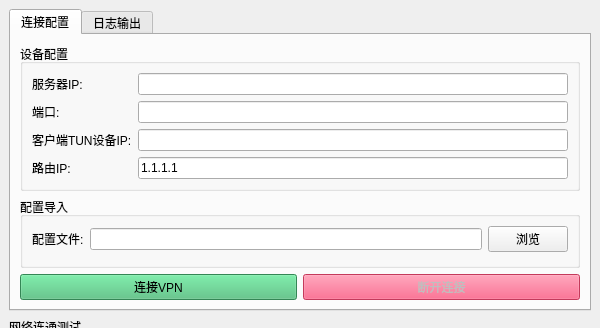
Qt form Projects/VPNClient/mainwindow.ui (Dahyunnist/Personal-VPN) before a commit; both pictures show x 0 to 600 and y 0 to 328 of the 600 by 650 pixel window.
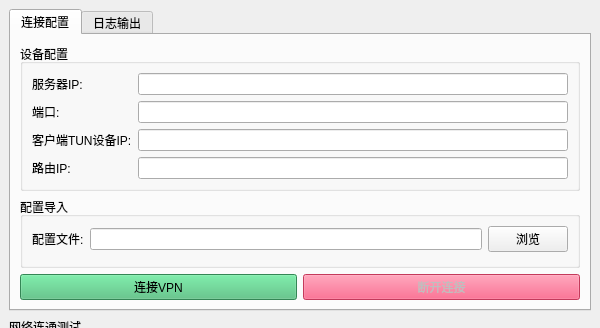
The same form after that commit.

Diff of the .ui file:
```diff
--- a/Projects/VPNClient/mainwindow.ui
+++ b/Projects/VPNClient/mainwindow.ui
@@ -83,7 +83,7 @@
            <item row="3" column="1">
             <widget class="QLineEdit" name="routeIp">
              <property name="text">
-              <string>1.1.1.1</string>
+              <string/>
              </property>
             </widget>
            </item>
```
